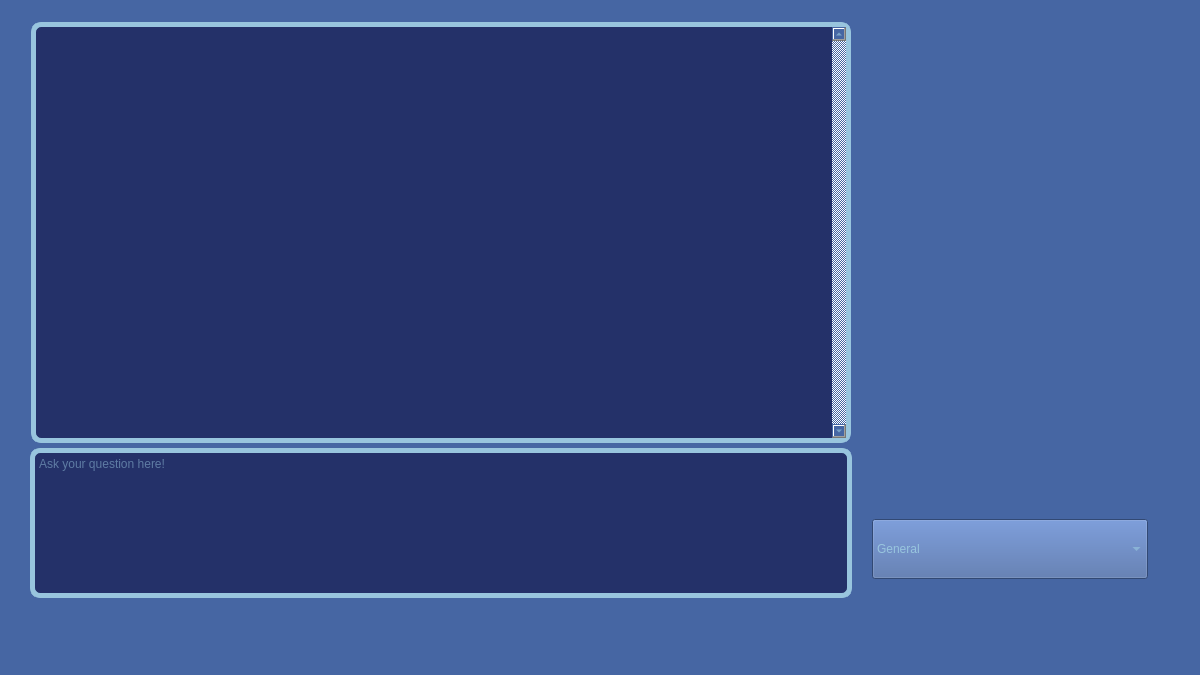
Qt form APOLLO_MainWindow.ui (ThatNerd404/A.P.O.L.L.O) before a commit.
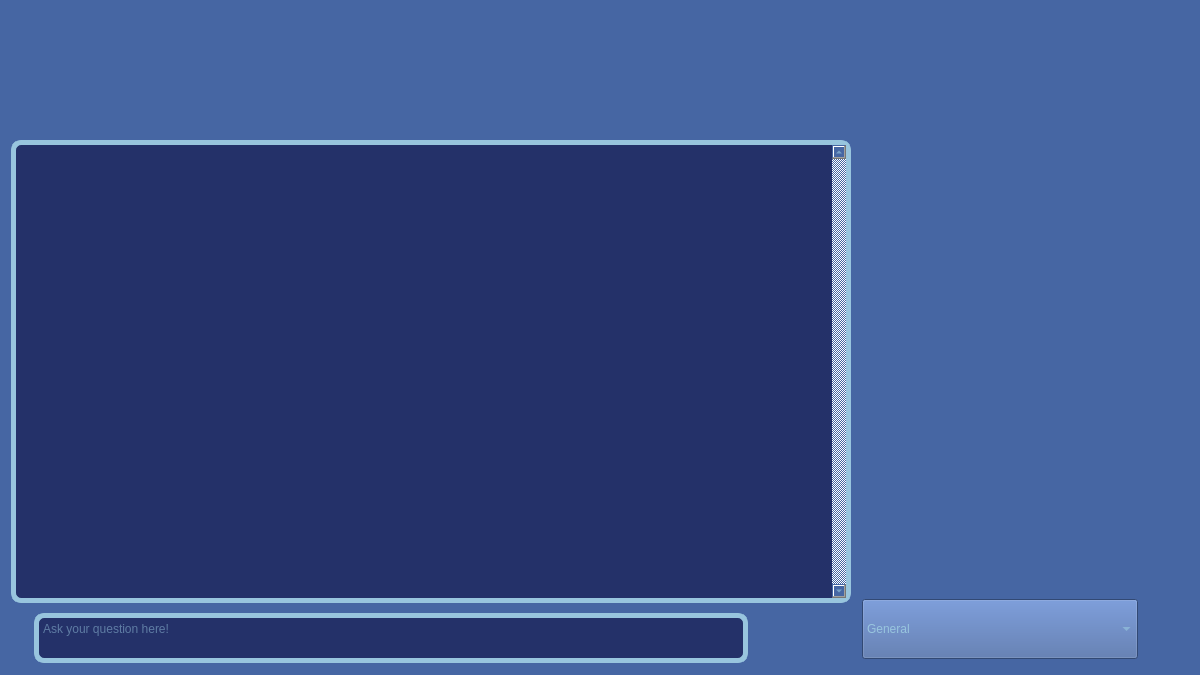
The same form after that commit. Icons and pictures are not drawn.

Commit message: adding model chooser function

```diff
--- a/APOLLO_MainWindow.ui
+++ b/APOLLO_MainWindow.ui
@@ -47,56 +47,28 @@
    <widget class="QWidget" name="verticalLayoutWidget">
     <property name="geometry">
      <rect>
-      <x>30</x>
-      <y>0</y>
-      <width>822</width>
-      <height>671</height>
+      <x>10</x>
+      <y>140</y>
+      <width>842</width>
+      <height>531</height>
      </rect>
     </property>
     <layout class="QVBoxLayout" name="verticalLayout">
      <property name="spacing">
-      <number>5</number>
+      <number>0</number>
      </property>
-     <item alignment="Qt::AlignHCenter">
-      <widget class="QLabel" name="Title_Label">
-       <property name="maximumSize">
-        <size>
-         <width>600</width>
-         <height>16777215</height>
-        </size>
-       </property>
-       <property name="styleSheet">
-        <string notr="true"/>
-       </property>
-       <property name="text">
-        <string/>
-       </property>
-       <property name="pixmap">
-        <pixmap>Assets/APOLLO_Title.png</pixmap>
-       </property>
-       <property name="scaledContents">
-        <bool>false</bool>
-       </property>
-       <property name="alignment">
-        <set>Qt::AlignCenter</set>
-       </property>
-       <property name="margin">
-        <number>0</number>
-       </property>
-      </widget>
-     </item>
      <item alignment="Qt::AlignHCenter">
       <widget class="QTextBrowser" name="Response_Display">
        <property name="minimumSize">
         <size>
-         <width>820</width>
+         <width>840</width>
          <height>0</height>
         </size>
        </property>
        <property name="maximumSize">
         <size>
-         <width>800</width>
-         <height>421</height>
+         <width>1000</width>
+         <height>1000</height>
         </size>
        </property>
        <property name="styleSheet">
@@ -133,54 +105,17 @@
        </property>
       </widget>
      </item>
-     <item>
-      <widget class="QPlainTextEdit" name="Input_Field">
-       <property name="minimumSize">
-        <size>
-         <width>800</width>
-         <height>0</height>
-        </size>
-       </property>
-       <property name="maximumSize">
-        <size>
-         <width>1000</width>
-         <height>150</height>
-        </size>
-       </property>
-       <property name="styleSheet">
-        <string notr="true">QPlainTextEdit {
-background-color: #243169;
-border-color:#98c5de;
-border-style: solid;
-border-width: 5px;
-border-radius: 10px;
-}</string>
-       </property>
-       <property name="horizontalScrollBarPolicy">
-        <enum>Qt::ScrollBarAlwaysOff</enum>
-       </property>
-       <property name="backgroundVisible">
-        <bool>false</bool>
-       </property>
-       <property name="centerOnScroll">
-        <bool>false</bool>
-       </property>
-       <property name="placeholderText">
-        <string>Ask your question here!</string>
-       </property>
-      </widget>
-     </item>
-     <item alignment="Qt::AlignHCenter|Qt::AlignVCenter">
+     <item alignment="Qt::AlignHCenter|Qt::AlignTop">
       <widget class="QGroupBox" name="groupBox">
        <property name="minimumSize">
         <size>
-         <width>0</width>
+         <width>800</width>
          <height>68</height>
         </size>
        </property>
        <property name="maximumSize">
         <size>
-         <width>250</width>
+         <width>800</width>
          <height>100</height>
         </size>
        </property>
@@ -216,6 +151,43 @@
         <property name="bottomMargin">
          <number>0</number>
         </property>
+        <item>
+         <widget class="QPlainTextEdit" name="Input_Field">
+          <property name="minimumSize">
+           <size>
+            <width>500</width>
+            <height>0</height>
+           </size>
+          </property>
+          <property name="maximumSize">
+           <size>
+            <width>1000</width>
+            <height>50</height>
+           </size>
+          </property>
+          <property name="styleSheet">
+           <string notr="true">QPlainTextEdit {
+background-color: #243169;
+border-color:#98c5de;
+border-style: solid;
+border-width: 5px;
+border-radius: 10px;
+}</string>
+          </property>
+          <property name="horizontalScrollBarPolicy">
+           <enum>Qt::ScrollBarAlwaysOff</enum>
+          </property>
+          <property name="backgroundVisible">
+           <bool>false</bool>
+          </property>
+          <property name="centerOnScroll">
+           <bool>false</bool>
+          </property>
+          <property name="placeholderText">
+           <string>Ask your question here!</string>
+          </property>
+         </widget>
+        </item>
         <item>
          <widget class="QPushButton" name="Send_Button">
           <property name="maximumSize">
@@ -285,10 +257,10 @@
    <widget class="QGroupBox" name="groupBox_2">
     <property name="geometry">
      <rect>
-      <x>860</x>
-      <y>120</y>
+      <x>850</x>
+      <y>140</y>
       <width>300</width>
-      <height>471</height>
+      <height>531</height>
      </rect>
     </property>
     <property name="styleSheet">
@@ -354,6 +326,40 @@
      </item>
     </layout>
    </widget>
+   <widget class="QLabel" name="Title_Label">
+    <property name="geometry">
+     <rect>
+      <x>420</x>
+      <y>10</y>
+      <width>357</width>
+      <height>117</height>
+     </rect>
+    </property>
+    <property name="maximumSize">
+     <size>
+      <width>600</width>
+      <height>16777215</height>
+     </size>
+    </property>
+    <property name="styleSheet">
+     <string notr="true"/>
+    </property>
+    <property name="text">
+     <string/>
+    </property>
+    <property name="pixmap">
+     <pixmap>Assets/APOLLO_Title.png</pixmap>
+    </property>
+    <property name="scaledContents">
+     <bool>false</bool>
+    </property>
+    <property name="alignment">
+     <set>Qt::AlignCenter</set>
+    </property>
+    <property name="margin">
+     <number>0</number>
+    </property>
+   </widget>
    <zorder>groupBox_2</zorder>
    <zorder>verticalLayoutWidget</zorder>
   </widget>
```
Left out of the diff: 1 changed line with no effect on the pictures. The commit also changes 2 other files.
